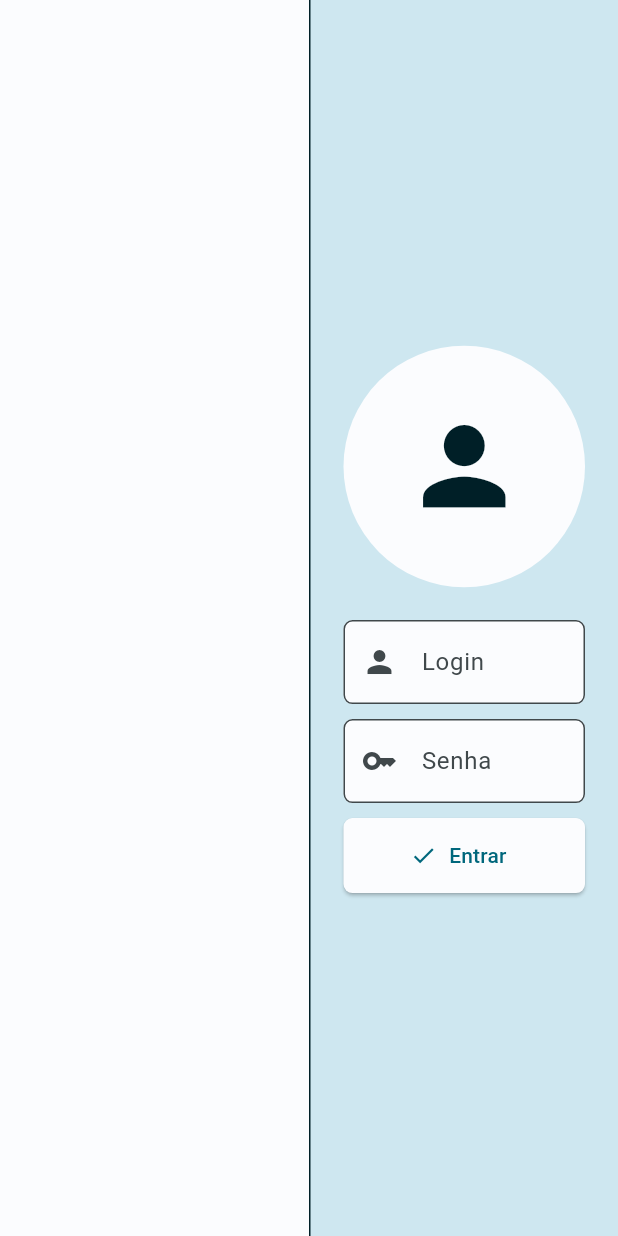
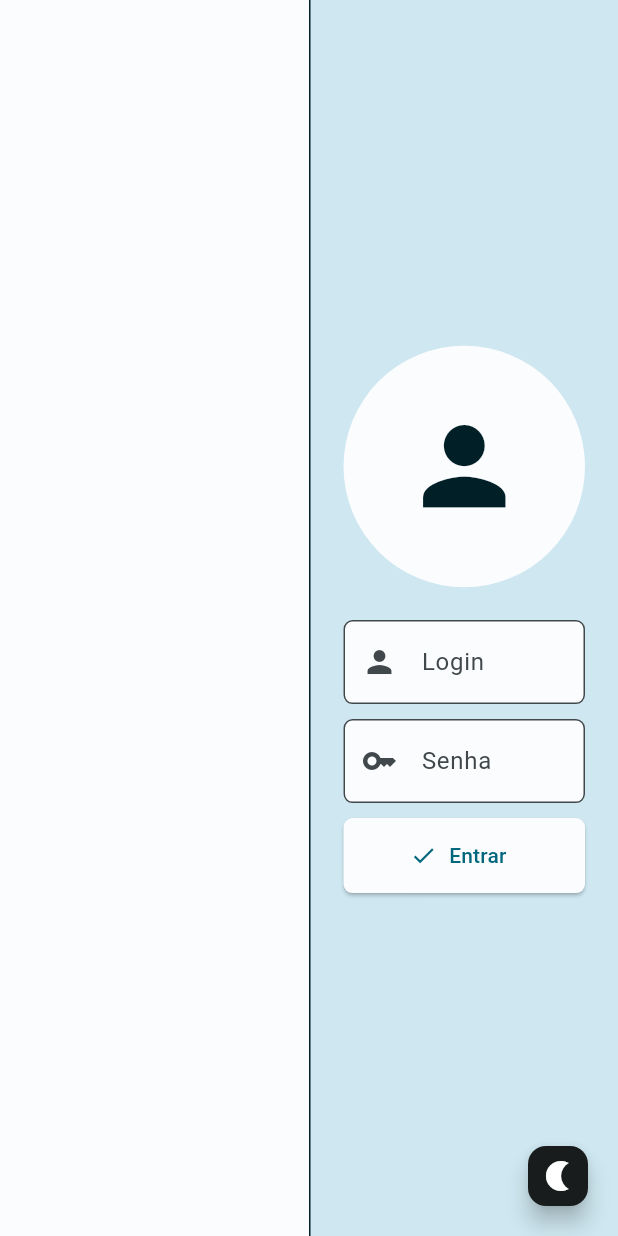
Before and after one commit to auguzsto/oficinar, a Flutter app: the screen it shows after launch, on a phone screen of 412 x 824 dp. Run offline on Flutter 3.47's test engine with Material 2 defaults, Android fonts, the phone set to English and light mode, and no system bars; our stand-ins replace get_it, sqflite_common_ffi; accounts and stored records are empty.

Commit message:
feat: provider state manager + app dark and light themes

```diff
--- a/lib/app_widget.dart
+++ b/lib/app_widget.dart
@@ -1,6 +1,7 @@
 import 'package:flutter/material.dart';
 import 'package:oficinar/modules/auth/auth_view.dart';
-import 'package:oficinar/themes/themes.dart';
+import 'package:oficinar/modules/themes/themes_controller.dart';
+import 'package:provider/provider.dart';
 
 class AppWidget extends StatelessWidget {
   const AppWidget({super.key});
@@ -10,8 +11,7 @@ class AppWidget extends StatelessWidget {
     return MaterialApp(
       title: "Oficinar",
       home: const AuthView(),
-      theme: lightTheme,
-      darkTheme: darkTheme,
+      theme: context.watch<ThemesController>().currentTheme,
       debugShowCheckedModeBanner: false,
     );
   }
--- a/lib/modules/auth/auth_view.dart
+++ b/lib/modules/auth/auth_view.dart
@@ -1,5 +1,6 @@
 import 'package:flutter/material.dart';
 import 'package:oficinar/modules/auth/widgets/container_login.dart';
+import 'package:oficinar/widgets/night_theme_floating.dart';
 
 class AuthView extends StatelessWidget {
   const AuthView({super.key});
@@ -18,6 +19,7 @@ class AuthView extends StatelessWidget {
           ],
         ),
       ),
+      floatingActionButton: const NightThemeFloating(),
     );
   }
 }
--- /dev/null
+++ b/lib/widgets/night_theme_floating.dart
@@ -0,0 +1,19 @@
+import 'package:flutter/material.dart';
+import 'package:oficinar/modules/themes/themes_controller.dart';
+import 'package:provider/provider.dart';
+
+class NightThemeFloating extends StatelessWidget {
+  const NightThemeFloating({super.key});
+
+  @override
+  Widget build(BuildContext context) {
+    return FloatingActionButton.small(
+      onPressed: () => context.read<ThemesController>().update(),
+      backgroundColor: Theme.of(context).colorScheme.onBackground,
+      child: Icon(
+        Icons.nightlight,
+        color: Theme.of(context).colorScheme.onPrimary,
+      ),
+    );
+  }
+}
```
Also changed, not shown: lib/main.dart (+8 -1 lines), lib/modules/themes/themes_controller.dart (added, +15 -0 lines), lib/themes/themes.dart (+9 -0 lines), 1 other file.
